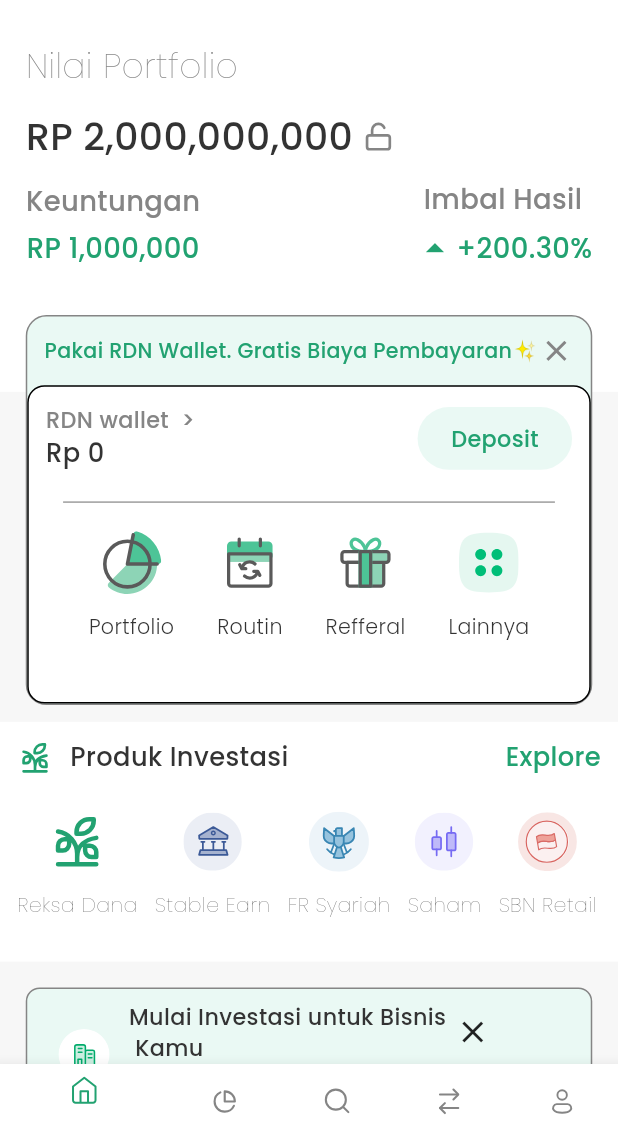
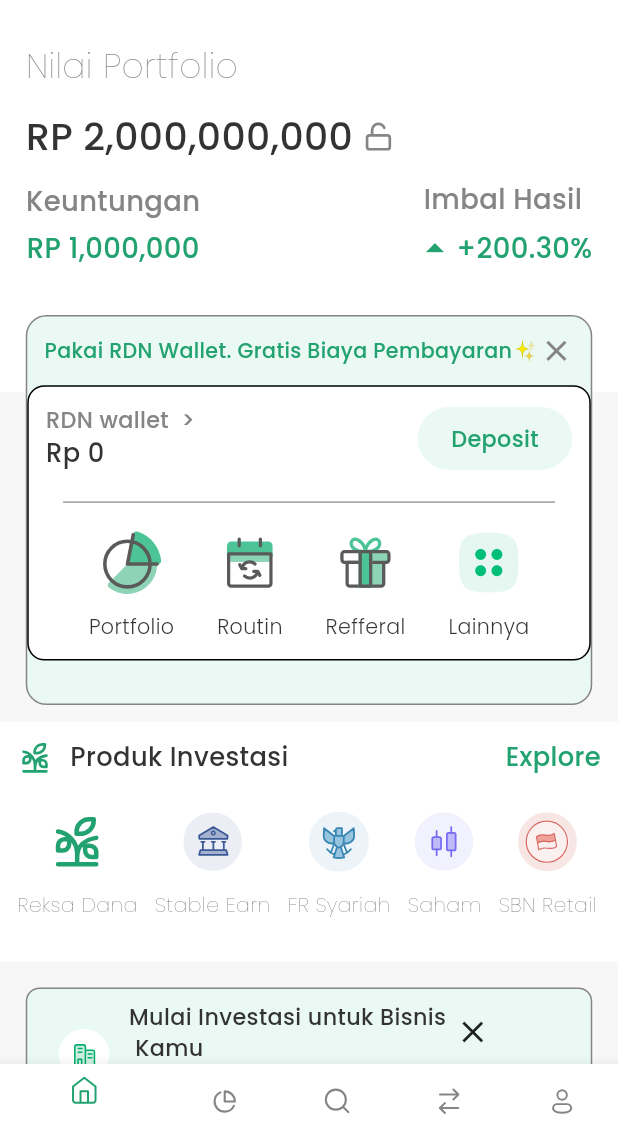
Before and after one commit to emirhub07/ui_home_bibit, a Flutter app: the screen it shows after launch, on a phone screen of 412 x 824 dp, the part 88-1236 px from its top. Run offline on Flutter 3.47's test engine with Material 3 defaults, Android fonts, the phone set to English and light mode, and no system bars; our stand-ins replace flutter_screenutil, flutter_svg, google_fonts.

Commit message:
few changes

```diff
--- a/lib/main.dart
+++ b/lib/main.dart
@@ -22,6 +22,7 @@ class MyApp extends StatelessWidget {
         splitScreenMode: true,
         builder: (_, child) {
           return MaterialApp(
+            debugShowCheckedModeBanner: false,
             title: 'Flutter Demo',
             theme: lightMode,
             darkTheme: darkMode,
--- a/lib/screens/home_page.dart
+++ b/lib/screens/home_page.dart
@@ -275,8 +275,7 @@ class _HomePageState extends State<HomePage> {
                                   ],
                                 ),
                               ),
-                              Expanded(
-                                child: Container(
+                              Container(
                                 decoration: BoxDecoration(
                                     color: Theme.of(context)
                                         .colorScheme
@@ -440,7 +439,6 @@ class _HomePageState extends State<HomePage> {
                                         ],
                                       ),
                                     ],
-                                    ),
                                   ),
                                 ),
                               )
```
Lines whose indentation alone changed are shown as unchanged.
